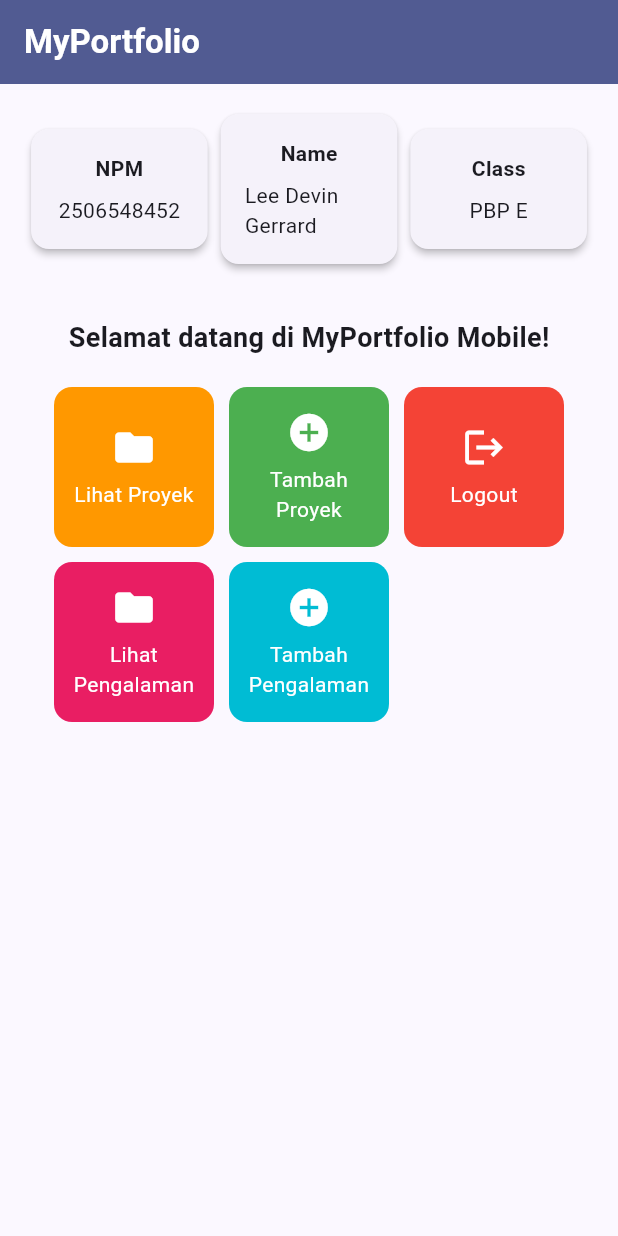
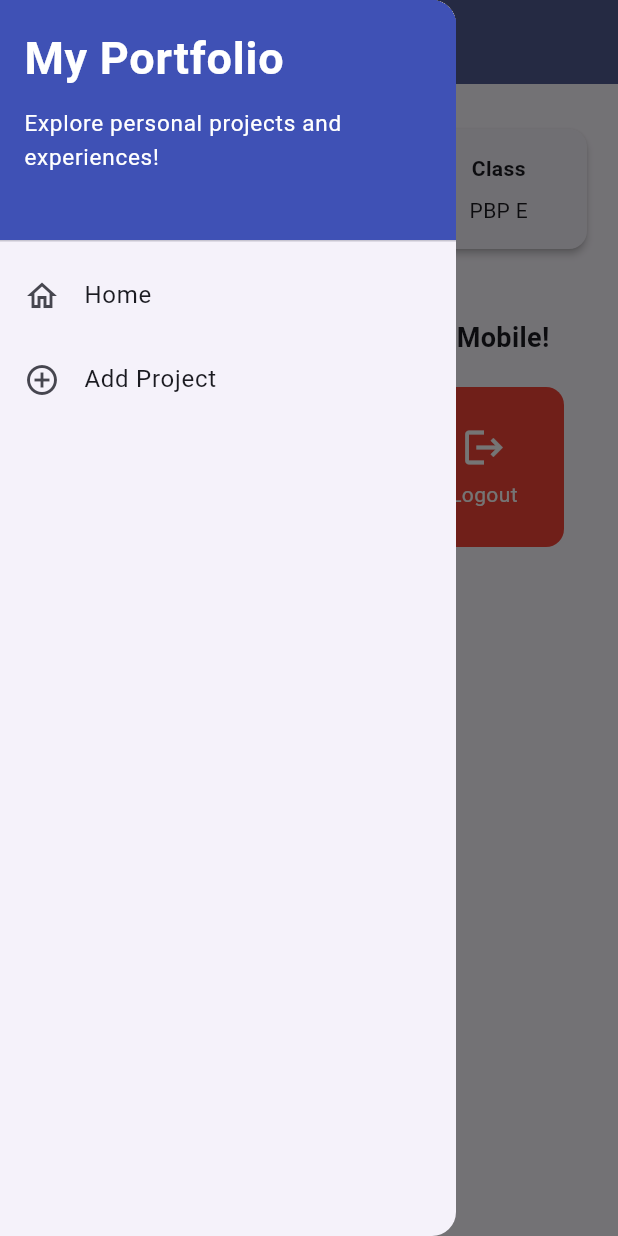
Before and after one commit to leedevgerrard/myportofolio_mobile, a Flutter app: the screen it shows after launch, with the side drawer open (before the commit the screen has no drawer), on a phone screen of 412 x 824 dp. Run offline on Flutter 3.47's test engine with Material 3 defaults, Android fonts, the phone set to English and light mode, and no system bars; our stand-ins replace material_ui.

Commit message:
feat: implement navigation, layout, and add project input and form

```diff
--- a/lib/main.dart
+++ b/lib/main.dart
@@ -1,5 +1,5 @@
-import 'package:flutter/material.dart';
-import 'package:myportofolio_mobile/menu.dart';
+import 'package:material_ui/material_ui.dart';
+import 'package:myportofolio_mobile/screens/menu.dart';
 
 void main() {
   runApp(const MyApp());
--- a/lib/menu.dart
+++ b/lib/screens/menu.dart
@@ -1,4 +1,7 @@
-import 'package:flutter/material.dart';
+import 'package:material_ui/material_ui.dart';
+import 'package:myportofolio_mobile/widgets/left_drawer.dart';
+import 'package:myportofolio_mobile/screens/project_form.dart';
+import 'package:myportofolio_mobile/widgets/project_card.dart';
 
 class MyHomePage extends StatelessWidget {
   MyHomePage({super.key});
@@ -30,6 +33,7 @@ class MyHomePage extends StatelessWidget {
         ),
         backgroundColor: Theme.of(context).colorScheme.primary,
       ),
+      drawer: const LeftDrawer(),
       // Body halaman utama dengan padding di sekelilingnya.
       body: Padding(
         padding: const EdgeInsets.all(16.0),
@@ -127,50 +131,3 @@ class ItemHomepage {
 
   ItemHomepage(this.name, this.icon, this.color);
 }
-
-
-class ItemCard extends StatelessWidget {
-  final ItemHomepage item;
-
-  const ItemCard(this.item, {super.key});
-
-  @override
-  Widget build(BuildContext context) {
-    return Material(
-      color: item.color,
-      borderRadius: BorderRadius.circular(12),
-      child: InkWell(
-        // Aksi ketika kartu ditekan oleh pengguna.
-        onTap: () {
-          // Menampilkan SnackBar dengan pesan interaktif.
-          ScaffoldMessenger.of(context)
-            ..hideCurrentSnackBar()
-            ..showSnackBar(
-              SnackBar(content: Text("Kamu telah menekan tombol ${item.name}!"))
-            );
-        },
-        child: Container(
-          padding: const EdgeInsets.all(8),
-          child: Center(
-            child: Column(
-              mainAxisAlignment: MainAxisAlignment.center,
-              children: [
-                Icon(
-                  item.icon,
-                  color: Colors.white,
-                  size: 30.0,
-                ),
-                const Padding(padding: EdgeInsets.all(3)),
-                Text(
-                  item.name,
-                  textAlign: TextAlign.center,
-                  style: const TextStyle(color: Colors.white),
-                ),
-              ],
-            ),
-          ),
-        ),
-      ),
-    );
-  }
-}
--- /dev/null
+++ b/lib/widgets/left_drawer.dart
@@ -0,0 +1,77 @@
+import 'package:material_ui/material_ui.dart';
+import 'package:myportofolio_mobile/screens/menu.dart';
+// TODO: Impor halaman ProjectFormPage jika sudah dibuat
+import 'package:myportofolio_mobile/screens/project_form.dart';
+
+class LeftDrawer extends StatelessWidget {
+  const LeftDrawer({super.key});
+
+  @override
+  Widget build(BuildContext context) {
+    return Drawer(
+      child: ListView(
+        children: [
+          const DrawerHeader(
+            // TODO: Bagian drawer header
+            decoration: BoxDecoration(
+              color: Colors.indigo,
+            ),
+            child: Column(
+              crossAxisAlignment: CrossAxisAlignment.start,
+              children: [
+                Text(
+                  'My Portfolio',
+                  style: TextStyle(
+                    fontSize: 30,
+                    fontWeight: FontWeight.bold,
+                    color: Colors.white,
+                  ),
+                ),
+                SizedBox(height: 10),
+                Text(
+                  'Explore personal projects and experiences!',
+                  style: TextStyle(
+                    fontSize: 15,
+                    color: Colors.white,
+                  ),
+                ),
+              ],
+            ),
+          ),
+
+          // TODO: Bagian routing
+          ListTile(
+            leading: const Icon(Icons.home_outlined),
+            title: const Text('Home'),
+            // Navigasi ke halaman utama portofolio
+            onTap: () {
+              Navigator.pushReplacement(
+                context,
+                MaterialPageRoute(
+                  builder: (context) => MyHomePage(),
+                ),
+              );
+            },
+          ),
+          ListTile(
+            leading: const Icon(Icons.add_circle_outline),
+            title: const Text('Add Project'),
+            // Navigasi ke halaman tambah proyek
+            onTap: () {
+              /*
+              TODO: Buatlah routing ke halaman ProjectFormPage yang akan dibuat nanti.
+              */
+              Navigator.pushReplacement(
+                context,
+                MaterialPageRoute(
+                  builder: (context) => ProjectFormPage(),
+                ),
+              );
+            },
+          ),
+
+        ],
+      ),
+    );
+  }
+}
--- /dev/null
+++ b/lib/widgets/project_card.dart
@@ -0,0 +1,60 @@
+import 'package:material_ui/material_ui.dart';
+import 'package:myportofolio_mobile/screens/menu.dart';
+import 'package:myportofolio_mobile/screens/project_form.dart';
+
+class ItemCard extends StatelessWidget {
+  final ItemHomepage item;
+
+  const ItemCard(this.item, {super.key});
+
+  @override
+  Widget build(BuildContext context) {
+    return Material(
+      color: item.color,
+      borderRadius: BorderRadius.circular(12),
+      child: InkWell(
+        // Aksi ketika kartu ditekan oleh pengguna.
+        onTap: () {
+          // Menampilkan SnackBar dengan pesan interaktif.
+          ScaffoldMessenger.of(context)
+            ..hideCurrentSnackBar()
+            ..showSnackBar(
+              SnackBar(content: Text("Kamu telah menekan tombol ${item.name}!"))
+            );
+
+          // Navigate ke halaman yang sesuai
+          if (item.name == "Tambah Proyek") {
+            // TODO: Gunakan Navigator.push() untuk melakukan navigasi ke MaterialPageRoute yang mencakup ProjectFormPage
+            Navigator.push(
+              context,
+              MaterialPageRoute(
+                builder: (context) => ProjectFormPage(),
+              ),
+            );
+          }
+        },
+        child: Container(
+          padding: const EdgeInsets.all(8),
+          child: Center(
+            child: Column(
+              mainAxisAlignment: MainAxisAlignment.center,
+              children: [
+                Icon(
+                  item.icon,
+                  color: Colors.white,
+                  size: 30.0,
+                ),
+                const Padding(padding: EdgeInsets.all(3)),
+                Text(
+                  item.name,
+                  textAlign: TextAlign.center,
+                  style: const TextStyle(color: Colors.white),
+                ),
+              ],
+            ),
+          ),
+        ),
+      ),
+    );
+  }
+}
--- a/pubspec.yaml
+++ b/pubspec.yaml
@@ -34,6 +34,7 @@ dependencies:
   # The following adds the Cupertino Icons font to your application.
   # Use with the CupertinoIcons class for iOS style icons.
   cupertino_icons: ^1.0.8
+  material_ui: ^1.11.1
 
 dev_dependencies:
   flutter_test:
```
Also changed, not shown: lib/screens/project_form.dart (added, +219 -0 lines), pubspec.lock.
